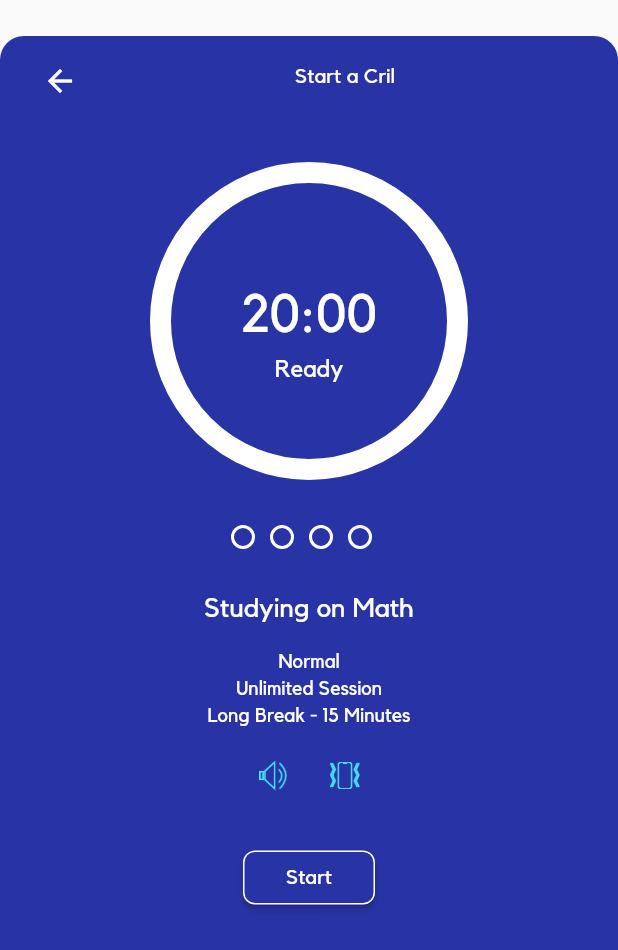
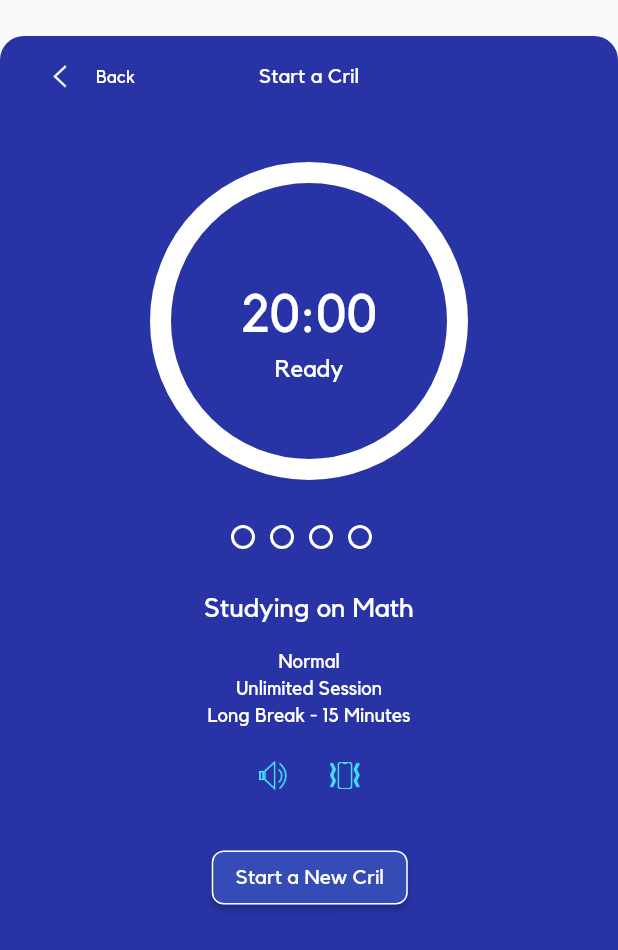
Before and after one commit to alicanbozkurt/pomo-cril, a Flutter app: the PomoTracker screen opened directly, on a phone screen of 412 x 824 dp. Shown: the top 950 px of the screen. Run offline on Flutter 3.47's test engine with Material 2 defaults, Android fonts, the phone set to English and light mode, and no system bars.

Commit message:
update pomo

```diff
--- a/lib/utils/color_utils.dart
+++ b/lib/utils/color_utils.dart
@@ -4,5 +4,6 @@ class ColorUtils{
   static const blue_app = Color(0xff2834a6);
   static const blue_item = Color(0xff384fbf);
   static const blue_focus = Color(0xff47e5fe);
+  static const blue_button = Color(0xff354bb5);
   static const bg_home = Color(0xfff8f8f8);
 }
--- /dev/null
+++ b/lib/widget/custom/back.dart
@@ -0,0 +1,28 @@
+import 'package:flutter/material.dart';
+import 'package:pomodoro_apps/utils/constants.dart';
+
+class Back extends StatelessWidget{
+  final bool isWhite;
+  Back({this.isWhite});
+  @override
+  Widget build(BuildContext context) {
+    return GestureDetector(
+        child:Row(
+          mainAxisAlignment: MainAxisAlignment.start,
+          mainAxisSize: MainAxisSize.min,
+          children: <Widget>[
+            IconButton(icon: Image.asset(isWhite ? "assets/img/back_white.png" : "assets/img/back_blue.png", width: 9, height: 16,), onPressed: (){
+                          Navigator.of(context).pop();
+                        }),
+            Text("Back", style: TextStyle(color: isWhite? Colors.white : Colors.black, fontFamily: Constants.font, fontSize: 12)),
+
+
+          ],
+        ),
+        onTap: (){
+          Navigator.of(context).pop();
+        },
+    );
+  }
+
+}
--- a/lib/widget/custom/crbutton.dart
+++ b/lib/widget/custom/crbutton.dart
@@ -11,7 +11,7 @@ class CRButton extends StatelessWidget{
   @override
   Widget build(BuildContext context) {
      return RaisedButton(
-       color: ColorUtils.blue_app,
+       color: ColorUtils.blue_button,
       onPressed: (){
         onClick();
       },
--- a/lib/widget/pomo/pomo_tracker.dart
+++ b/lib/widget/pomo/pomo_tracker.dart
@@ -1,6 +1,7 @@
 import 'package:flutter/material.dart';
 import 'package:pomodoro_apps/utils/color_utils.dart';
 import 'package:pomodoro_apps/utils/constants.dart';
+import 'package:pomodoro_apps/widget/custom/back.dart';
 import 'package:pomodoro_apps/widget/custom/crbutton.dart';
 import 'package:pomodoro_apps/widget/custom/crtimer.dart';
 
@@ -12,6 +13,7 @@ class PomoTracker extends StatefulWidget{
 
 enum StateTracker{
   START,
+  CRIL,
   IDLE,
   COMPLETE
 }
@@ -34,14 +36,17 @@ class PomoTrackerState extends State<PomoTracker>{
                         topLeft: Radius.circular(16),
                         topRight: Radius.circular(16))),
                 child:
-                Row(
-                  mainAxisAlignment: MainAxisAlignment.center ,
+                Stack(
                   children: <Widget>[
-                    IconButton(icon: Icon(Icons.arrow_back, color: Colors.white), onPressed: (){
-                      Navigator.of(context).pop();
-                    }),
-                    Expanded(
-                      child:Text("Start a Cril", textAlign: TextAlign.center, style: TextStyle(fontFamily: Constants.font, fontSize: 14, color: Colors.white),)
+                    stateTracker == StateTracker.IDLE ?
+                    Back(isWhite: true,)
+                    : Container(
+                      width: 1,
+                      height: 1,
+                    ),
+                    Align(
+                      alignment: Alignment.center,
+                      child:Text(stateTracker == StateTracker.IDLE ? "Start a Cril" : "Cril", textAlign: TextAlign.center, style: TextStyle(fontFamily: Constants.font, fontSize: 14, color: Colors.white),)
                     )
 
                   ],
@@ -69,20 +74,48 @@ class PomoTrackerState extends State<PomoTracker>{
                       buttonControl(),
                       Padding(padding: EdgeInsets.only(top:20, bottom: 5), child:
                       Row(
+                        mainAxisAlignment: MainAxisAlignment.center,
+                        children: <Widget>[
+                          stateTracker == StateTracker.COMPLETE?
+                          Padding(
+                            padding: EdgeInsets.only(right: 8),
+                            child:Row(
+                              mainAxisSize: MainAxisSize.min,
+                              mainAxisAlignment: MainAxisAlignment.center,
+                              children:<Widget>[
+                              CRButton(text: "Go To Dashbord", onClick: (){
+                                Navigator.of(context).pop();
+                              })
+                              ]
+                            )
+                          )
+                          : Container(width: 1, height: 1,),
+                          Row(
                             mainAxisSize: MainAxisSize.min,
                             mainAxisAlignment: MainAxisAlignment.center,
                             children:<Widget>[
-                            CRButton(text: "Start", onClick: (){
+                            CRButton(text:
+                            stateTracker == StateTracker.IDLE?
+                            "Start a New Cril"
+                            : stateTracker == StateTracker.CRIL ? "Break" :
+                            stateTracker == StateTracker.COMPLETE ? "Done" :
+                            "Give Up"
+
+                            , onClick: (){
                               setState(() {
                                 if(stateTracker == StateTracker.IDLE){
                                   stateTracker = StateTracker.START;
+                                }else if(stateTracker == StateTracker.START){
+                                  stateTracker = StateTracker.CRIL;
                                 }else{
                                   stateTracker = StateTracker.COMPLETE;
                                 }
                               });
                             },)
                             ]
-                      )
+                          ),
+                      ])
+
                       )
                     ],
                   ),
```
Also changed, not shown: lib/widget/home/home.dart (+11 -10 lines), lib/widget/pomo/Pomo.dart (+8 -7 lines), lib/widget/setting/setting.dart (+30 -11 lines), assets/img/arrow.png (added), assets/img/back_blue.png (added), assets/img/back_white.png (added), assets/img/crillo.png (added), assets/img/home_select_icon.png (added), assets/img/home_unselect_icon.png (added), assets/img/pie_select_icon.png (added).
